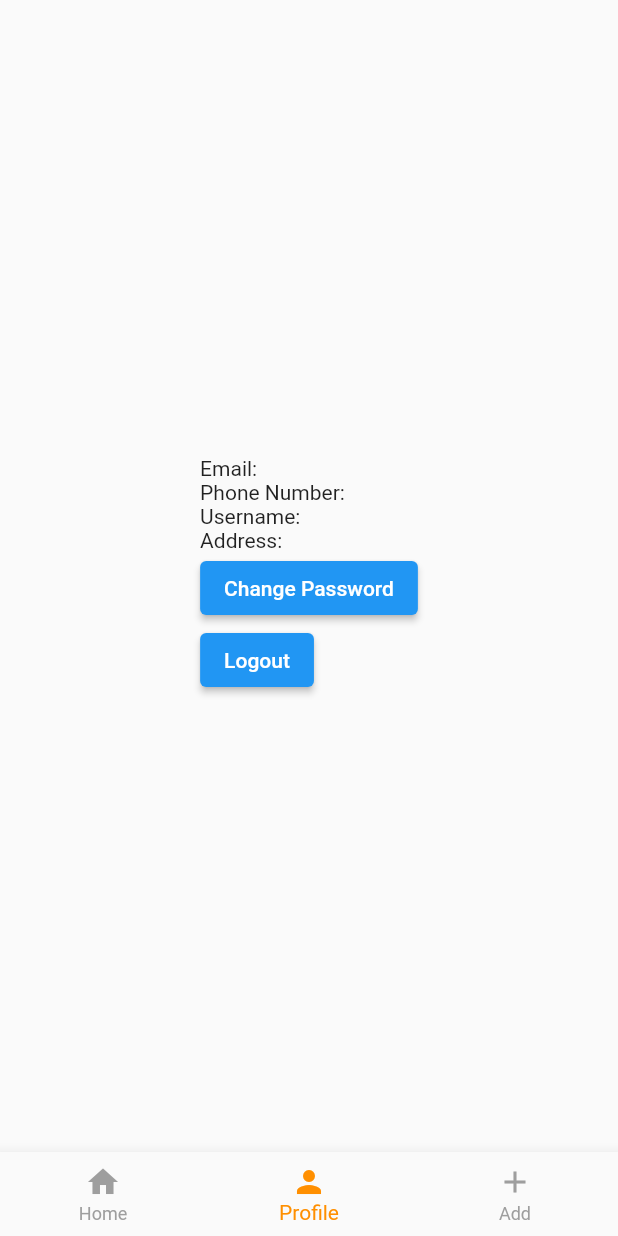
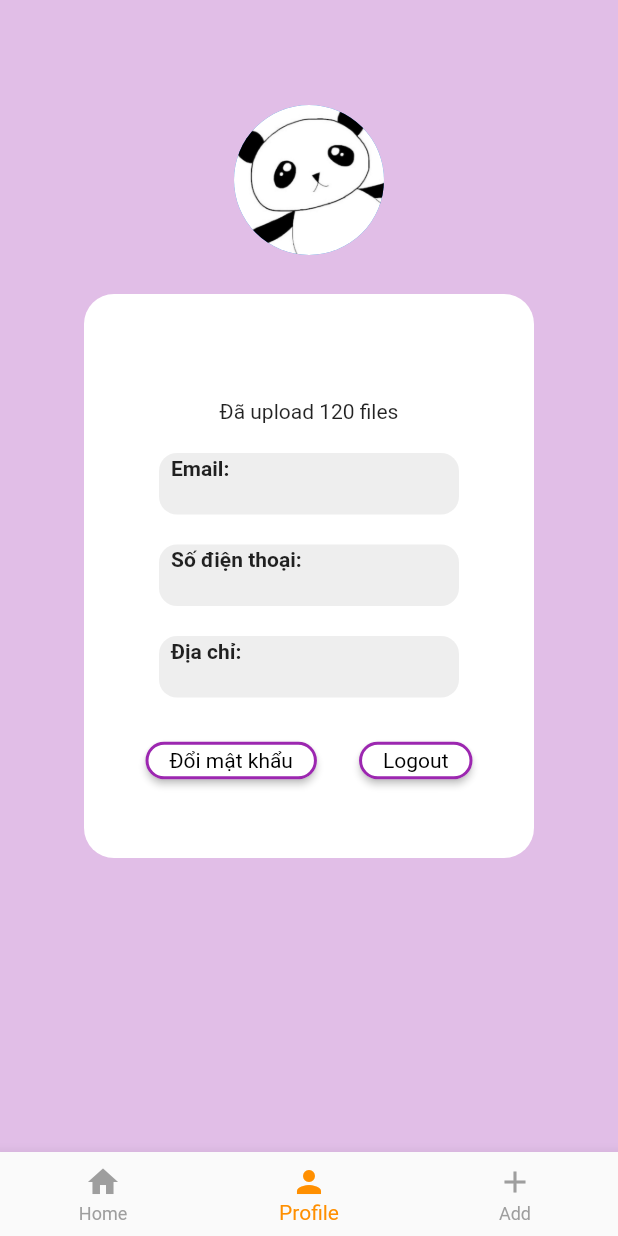
Before and after one commit to haiton266/flutter_ok, a Flutter app: the ContentPage screen opened directly, item 2 of the bottom bar chosen, on a phone screen of 412 x 824 dp. Run offline on Flutter 3.47's test engine with Material 2 defaults, Android fonts, the light colour scheme and no system bars; our stand-ins replace dio, file_picker, shared_preferences; missing offline and left inert: syncfusion_flutter_pdfviewer; accounts and stored records are empty.

Commit message:
sang 21_11

```diff
--- a/lib/home_page/home_view/Profile.dart
+++ b/lib/home_page/home_view/Profile.dart
@@ -5,7 +5,22 @@ import 'package:shared_preferences/shared_preferences.dart';
 class Profile extends StatelessWidget {
   @override
   Widget build(BuildContext context) {
-    return ProfileState();
+    return Container(
+      color: Colors.purple[50], // Màu tím nhạt
+      child: Stack(
+          alignment: Alignment.center,
+          children: <Widget>[
+            ProfileState(),
+            Positioned(
+              top: 70,
+              child: CircleAvatar(
+                radius: 50, // Đường kính của ảnh đại diện
+                backgroundImage: AssetImage('assets/images/anh3.jpg'), // Đường dẫn đến ảnh đại diện
+              ),
+            ),
+          ]
+      ),
+    );
   }
 }
 
@@ -77,15 +92,90 @@ class _ProfileState extends State<ProfileState> {
   @override
   Widget build(BuildContext context) {
     return Scaffold(
+      backgroundColor: Colors.purple[100],
       body: Center(
+        child: Container(
+          height: 376.0,
+          width: 300.0, // Thêm chấm động sau số để chỉ ra đây là kiểu double
+          padding: EdgeInsets.all(41.0),
+          decoration: BoxDecoration(
+            borderRadius: BorderRadius.circular(20.0),
+            color: Colors.white,
+          ),
           child: Column(
             mainAxisAlignment: MainAxisAlignment.center,
+            crossAxisAlignment: CrossAxisAlignment.center, // Sửa thành CrossAxisAlignment.center để canh giữa
+            children: <Widget>[
+              Center(
+                child: Column(
+                  children: [
+                    Text(
+                      '$username',
+                      style: TextStyle(
+                        color: Colors.black,
+                        fontSize: 25.0, // Thêm chấm động sau số để chỉ ra đây là kiểu double
+                        fontWeight: FontWeight.bold,
+                      ),
+                    ),
+                    Text('Đã upload 120 files'),
+                  ],
+                ),
+              ),
+              SizedBox(height: 20),
+              Container(
+                height: 41,
+                width: 200,
+                padding: EdgeInsets.symmetric(horizontal: 8, vertical: 2), // Thêm padding bên trong Container
+                decoration: BoxDecoration(
+                  color: Colors.grey[200],
+                  borderRadius: BorderRadius.circular(12),
+                ),
+                child: Column(
                     crossAxisAlignment: CrossAxisAlignment.start,
-          children: <Widget>[
-            Text('Email: $email'),
-            Text('Phone Number: $phoneNumber'),
-            Text('Username: $username'),
-            Text('Address: $address'),
+                    children: [
+                    Text('Email:', style: TextStyle(fontWeight: FontWeight.bold)),
+                    Text('$email'),
+                  ]
+                ),
+              ),
+              SizedBox(height: 20),
+              Container(
+                height: 41,
+                width: 200,
+                padding: EdgeInsets.symmetric(horizontal: 8, vertical: 2), // Thêm padding bên trong Container
+                decoration: BoxDecoration(
+                  color: Colors.grey[200],
+                  borderRadius: BorderRadius.circular(12),
+                ),
+                child: Column(
+                    crossAxisAlignment: CrossAxisAlignment.start,
+                    children: [
+                      Text('Số điện thoại:', style: TextStyle(fontWeight: FontWeight.bold)),
+                      Text('$phoneNumber'),
+                    ]
+                ),
+              ),
+              SizedBox(height: 20),
+              Container(
+                height: 41,
+                width: 200,
+                padding: EdgeInsets.symmetric(horizontal: 8, vertical: 2), // Thêm padding bên trong Container
+                decoration: BoxDecoration(
+                  color: Colors.grey[200],
+                  borderRadius: BorderRadius.circular(12),
+                ),
+                child: Column(
+                    crossAxisAlignment: CrossAxisAlignment.start,
+                    children: [
+                      Text('Địa chỉ: ', style: TextStyle(fontWeight: FontWeight.bold)),
+                      Text('$address'),
+                    ]
+                ),
+              ),
+              SizedBox(height: 18),
+              Row(
+                mainAxisAlignment: MainAxisAlignment.spaceBetween,
+                children: [
                   ElevatedButton(
                     onPressed: () {
                       showDialog(
@@ -95,15 +185,50 @@ class _ProfileState extends State<ProfileState> {
                         },
                       );
                     },
-              child: Text('Change Password'),
+                    style: ElevatedButton.styleFrom(
+                      shape: RoundedRectangleBorder(
+                        borderRadius: BorderRadius.circular(20.0),
+                        side:
+                        BorderSide(color: Colors.purple, width: 2.0),
+                      ),
+                      primary: Colors.white,
+                      padding: EdgeInsets.symmetric(horizontal: 16.0),
+                      minimumSize: Size(35.0, 25.0),
+                    ),
+                    child: Text(
+                      'Đổi mật khẩu',
+                      style: TextStyle(
+                        color: Colors.black,
+                        fontWeight: FontWeight.normal,
+                      ),
+                    ),
                   ),
                   ElevatedButton(
                     onPressed: () {
                       _showLogoutConfirmation(context);
                     },
-              child: Text('Logout'),
+                    style: ElevatedButton.styleFrom(
+                      shape: RoundedRectangleBorder(
+                        borderRadius: BorderRadius.circular(20.0),
+                        side:
+                        BorderSide(color: Colors.purple, width: 2.0),
+                      ),
+                      primary: Colors.white,
+                      padding: EdgeInsets.symmetric(horizontal: 16.0),
+                      minimumSize: Size(35.0, 25.0),
+                    ),
+                    child: Text(
+                      'Logout',
+                      style: TextStyle(
+                        color: Colors.black,
+                        fontWeight: FontWeight.normal,
+                      ),
+                    ),
                   ),
                 ],
+              ),
+            ],
+          ),
         ),
       ),
     );
--- a/pubspec.yaml
+++ b/pubspec.yaml
@@ -19,7 +19,7 @@ publish_to: 'none' # Remove this line if you wish to publish to pub.dev
 version: 1.0.0+1
 
 environment:
-  sdk: '>=3.1.5 <4.0.0'
+  sdk: '>=2.16.1 <4.0.0'
 
 # Dependencies specify other packages that your package needs in order to work.
 # To automatically upgrade your package dependencies to the latest versions
```
Also changed, not shown: pubspec.lock. Lines whose indentation alone changed are shown as unchanged.
